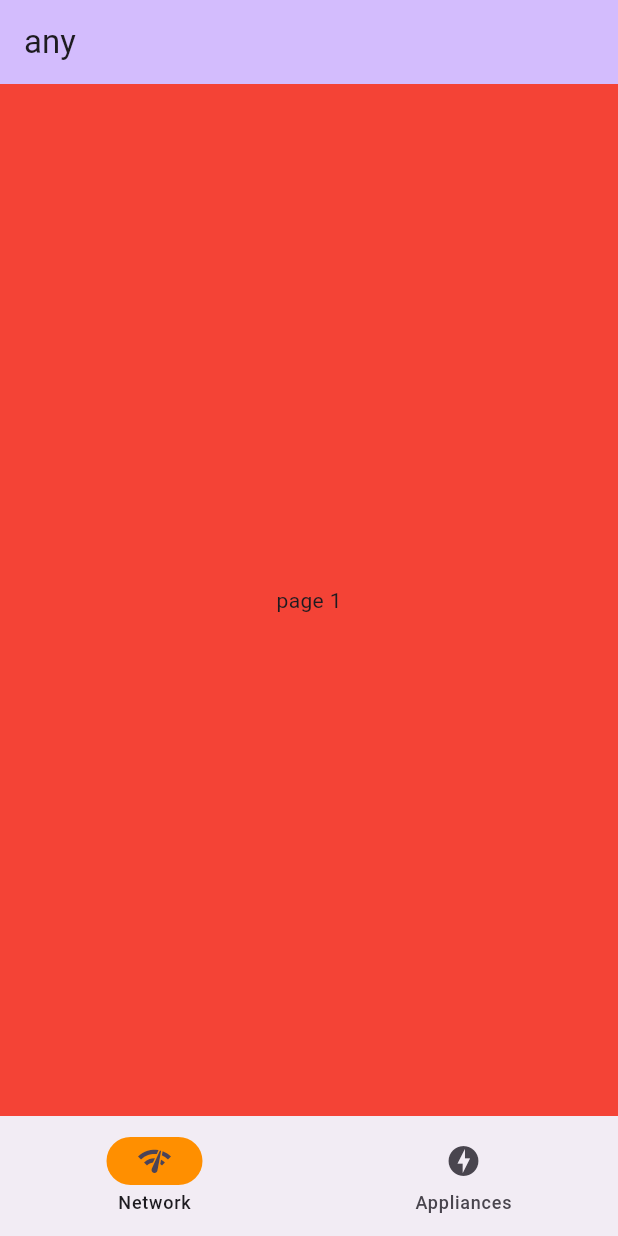
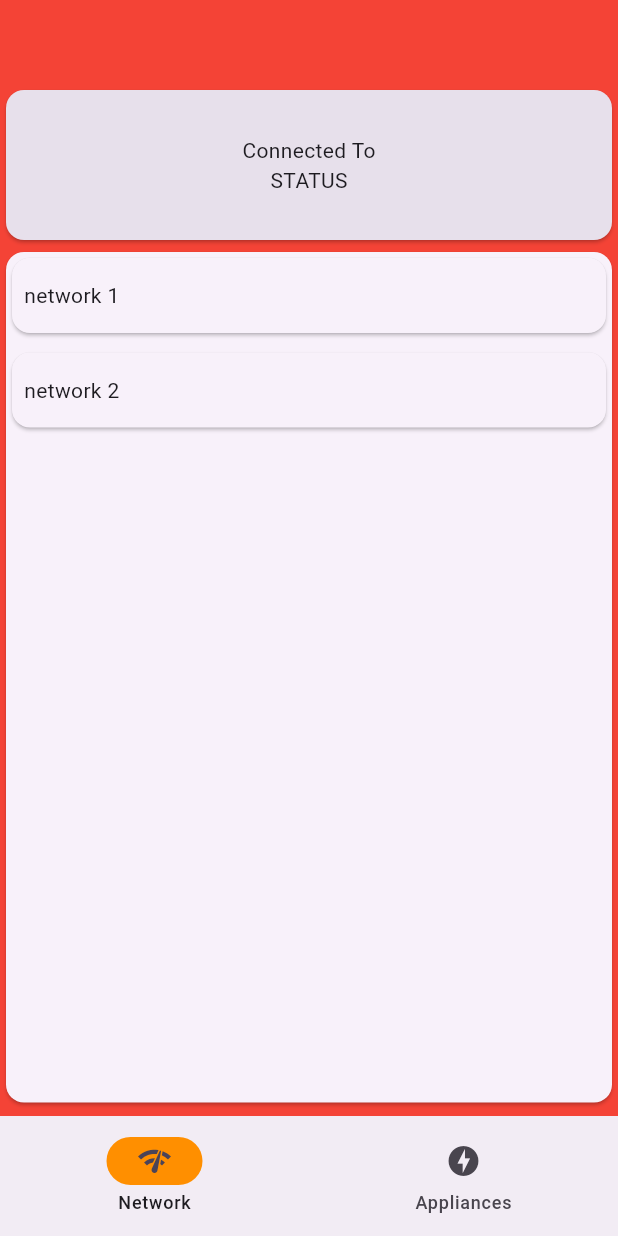
Before and after one commit to faryz-coder/Intrusion-Detection-System, a Flutter app: the screen it shows after launch, on a phone screen of 412 x 824 dp. Run offline on Flutter 3.47's test engine with Material 2 defaults, Android fonts, the light colour scheme and no system bars; our stand-ins replace device_preview; missing offline and left inert: dart:js.

Commit message:
Display List Network

```diff
--- a/lib/Screen/NetworkScanning/networkScanningScreen.dart
+++ b/lib/Screen/NetworkScanning/networkScanningScreen.dart
@@ -1,7 +1,10 @@
 import 'package:flutter/material.dart';
 
 class NetworkScanningScreen extends StatelessWidget {
-  const NetworkScanningScreen({super.key});
+  NetworkScanningScreen({super.key});
+
+  final List<String> items = <String>["network 1", "network 2"];
+
 
   @override
   Widget build(BuildContext context) {
@@ -9,7 +12,57 @@ class NetworkScanningScreen extends StatelessWidget {
       body: Container(
         color: Colors.red,
         alignment: Alignment.center,
-        child: const Text('page 1'),
+        child: Column(
+          children: [
+            SizedBox(
+              height: 56,
+            ),
+            Card(
+              color: Theme.of(context).colorScheme.surfaceVariant,
+              child: SizedBox(
+                width: double.infinity,
+                height: 100,
+                child: Column(
+                  mainAxisAlignment: MainAxisAlignment.center,
+                  children: [
+                    Text('Connected To'),
+                    Text('STATUS'),
+                  ],
+                ),
+              ),
+            ),
+            Expanded(
+              child: Card(
+                child: SizedBox(
+                  width: double.infinity,
+                  child: ListView.builder(
+                      padding: const EdgeInsets.all(0),
+                      itemCount: items.length,
+                      itemBuilder: (BuildContext context, int index) {
+                        return Container(
+                          margin: const EdgeInsets.only(bottom: 5.0),
+                          child: Card(
+                            child: SizedBox(
+                              width: double.infinity,
+                              height: 50,
+                              child: Padding(
+                                padding: const EdgeInsets.all(8.0),
+                                child: Row(
+                                  mainAxisAlignment:
+                                      MainAxisAlignment.spaceBetween,
+                                  children: [Text((items[index]))],
+                                ),
+                              ),
+                            ),
+                          ),
+                        );
+                      }),
+                ),
+              ),
+            ),
+            SizedBox(height: 5),
+          ],
+        ),
       ),
     );
   }
--- a/lib/main.dart
+++ b/lib/main.dart
@@ -68,10 +68,6 @@
   @override
   Widget build(BuildContext context) {
     return Scaffold(
-      appBar: AppBar(
-        backgroundColor: Theme.of(context).colorScheme.inversePrimary,
-        title: Text("any"),
-      ),
       bottomNavigationBar: NavigationBar(
         onDestinationSelected: (int index) {
           setState(() {
@@ -92,7 +88,7 @@
           ),
         ],
       ),
-      body: const <Widget>[
+      body:  <Widget>[
         NetworkScanningScreen(),
         ControlSystemScreen(),
       ][currentPageIndex],
```
